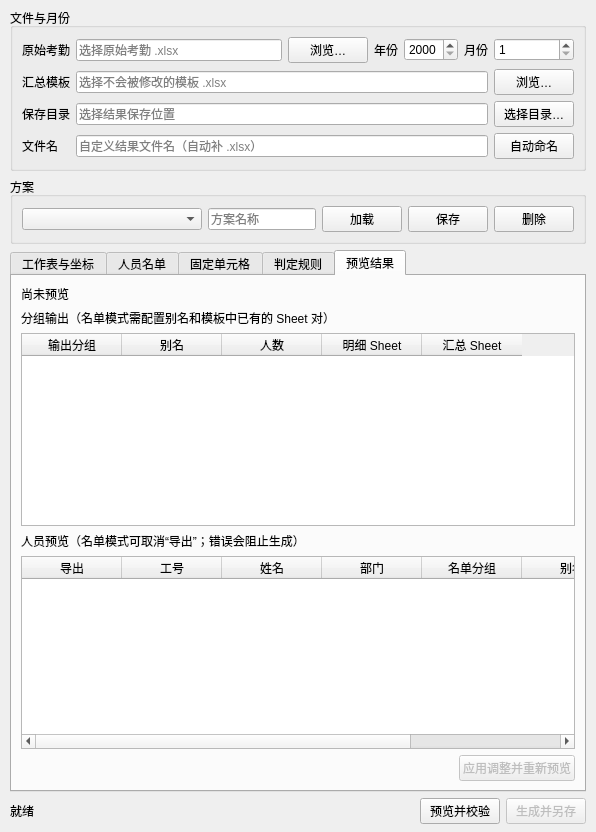
First picture: the form in file_toolbox/gui/forms/attendance_dialog.ui, repository FelixJI/file-toolbox, before the edit.
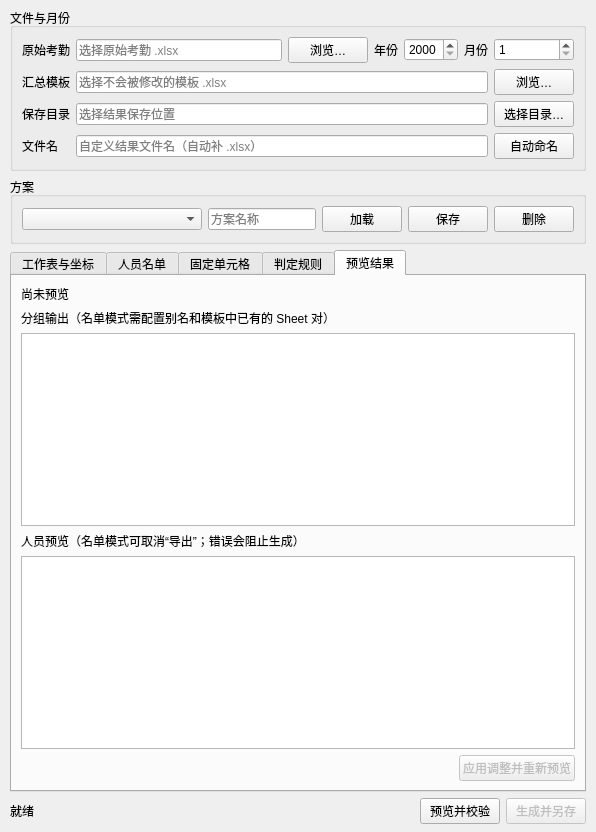
Second picture: the form after the edit. The open tabs and pages were chosen to show the change.

Commit message: refactor(attendance): 分离考勤表单状态与预览模型 (#148)

What changed in the file:
```diff
--- a/file_toolbox/gui/forms/attendance_dialog.ui
+++ b/file_toolbox/gui/forms/attendance_dialog.ui
@@ -158,9 +158,9 @@
      <layout class="QVBoxLayout" name="layout_preview">
        <item><widget class="QLabel" name="lbl_preview"><property name="text"><string>尚未预览</string></property><property name="wordWrap"><bool>true</bool></property></widget></item>
        <item><widget class="QLabel" name="label_group_preview"><property name="text"><string>分组输出（名单模式需配置别名和模板中已有的 Sheet 对）</string></property></widget></item>
-       <item><widget class="QTableWidget" name="table_group_preview"><property name="columnCount"><number>5</number></property><property name="rowCount"><number>0</number></property><column><property name="text"><string>输出分组</string></property></column><column><property name="text"><string>别名</string></property></column><column><property name="text"><string>人数</string></property></column><column><property name="text"><string>明细 Sheet</string></property></column><column><property name="text"><string>汇总 Sheet</string></property></column></widget></item>
+       <item><widget class="QTableView" name="table_group_preview"/></item>
        <item><widget class="QLabel" name="label_employee_preview"><property name="text"><string>人员预览（名单模式可取消“导出”；错误会阻止生成）</string></property></widget></item>
-       <item><widget class="QTableWidget" name="table_employee_preview"><property name="columnCount"><number>7</number></property><property name="rowCount"><number>0</number></property><column><property name="text"><string>导出</string></property></column><column><property name="text"><string>工号</string></property></column><column><property name="text"><string>姓名</string></property></column><column><property name="text"><string>部门</string></property></column><column><property name="text"><string>名单分组</string></property></column><column><property name="text"><string>别名</string></property></column><column><property name="text"><string>状态</string></property></column></widget></item>
+       <item><widget class="QTableView" name="table_employee_preview"/></item>
        <item><layout class="QHBoxLayout" name="layout_preview_adjustments"><item><spacer name="preview_adjustment_spacer"><property name="orientation"><enum>Qt::Orientation::Horizontal</enum></property><property name="sizeHint" stdset="0"><size><width>40</width><height>20</height></size></property></spacer></item><item><widget class="QPushButton" name="btn_apply_adjustments"><property name="enabled"><bool>false</bool></property><property name="text"><string>应用调整并重新预览</string></property></widget></item></layout></item>
       </layout>
      </widget>
```
The commit also changes 8 other files.
